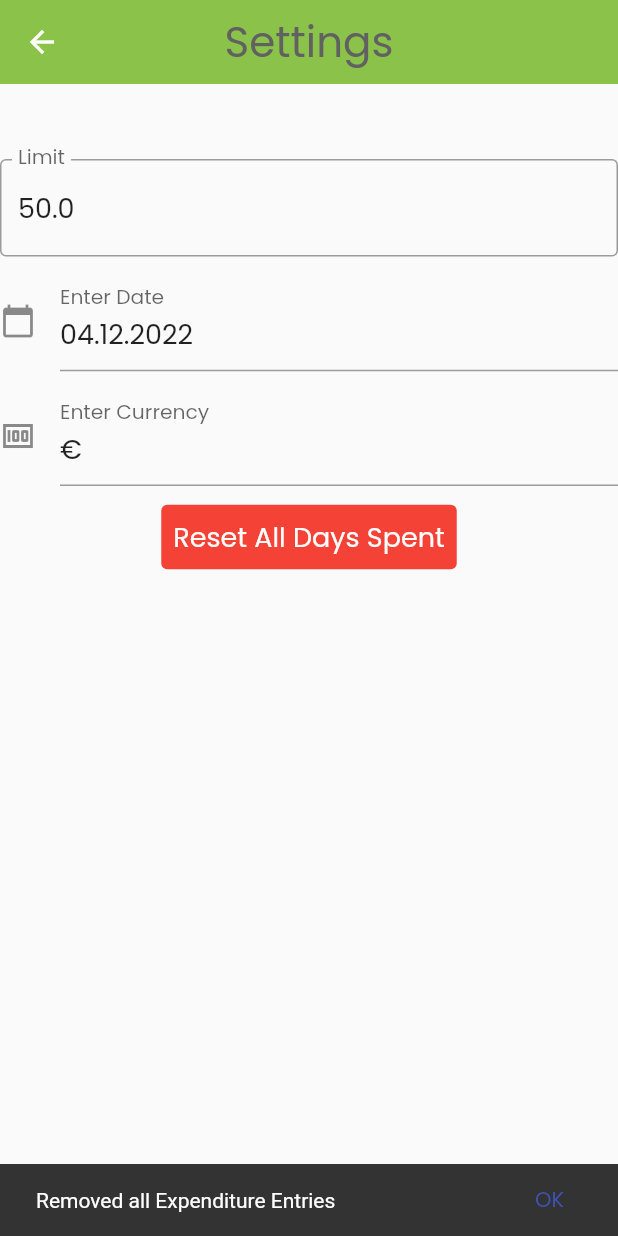
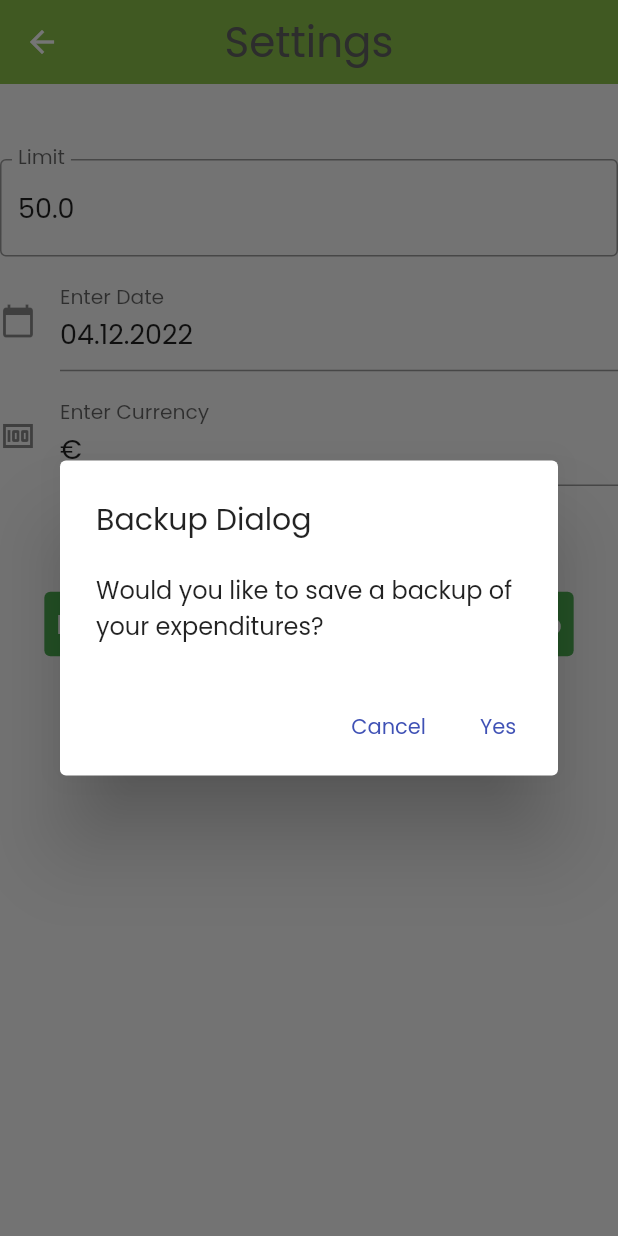
Before and after one commit to faehndrichm/moneten-master, a Flutter app: the SettingsScreen screen opened directly, after a tap on "Reset All Days Spent", on a phone screen of 412 x 824 dp. Run offline on Flutter 3.47's test engine with Material 2 defaults, Android fonts, the phone set to English and light mode, and no system bars; our stand-ins replace flutter_riverpod, heroicons, shared_preferences; missing offline and left inert: currency_picker, dart:ffi, flutter_file_dialog; accounts and stored records are empty.

Commit message:
Added Json Backup File functionality
The user can now backup the
expenditure entries as a json file and also load it again.

```diff
--- a/lib/main.dart
+++ b/lib/main.dart
@@ -22,7 +22,6 @@ class MyApp extends StatelessWidget {
         textTheme: const TextTheme(
           bodyText2: TextStyle(fontSize: 20),
         )
-
         ,
       ),
       home: const HomeScreen(title: 'Moneten Master'),
--- a/lib/providers.dart
+++ b/lib/providers.dart
@@ -1,7 +1,7 @@
 import 'package:flutter/cupertino.dart';
 import 'package:flutter_riverpod/flutter_riverpod.dart';
 import 'package:shared_preferences/shared_preferences.dart';
-import 'package:simple_budget/persistence/settings_persistence.dart';
+import 'package:simple_budget/persistence/settings_persistence_shared_pref.dart';
 import 'package:simple_budget/persistence/settings_persistence_interface.dart';
 
 import 'entities/limit.dart';
--- a/lib/screens/settings_screen.dart
+++ b/lib/screens/settings_screen.dart
@@ -1,17 +1,25 @@
+import 'dart:io';
+
 import 'package:currency_picker/currency_picker.dart';
 import 'package:flutter/cupertino.dart';
 import 'package:flutter/material.dart';
 import 'package:flutter/src/widgets/container.dart';
 import 'package:flutter/src/widgets/framework.dart';
+import 'package:flutter_file_dialog/flutter_file_dialog.dart';
 import 'package:flutter_riverpod/flutter_riverpod.dart';
 import 'package:simple_budget/helper.dart';
+import 'package:simple_budget/persistence/settings_persistence_json_file.dart';
 import 'package:simple_budget/providers.dart';
+
+import '../entities/cash.dart';
 
 class SettingsScreen extends ConsumerWidget {
   const SettingsScreen({super.key});
 
   @override
   Widget build(BuildContext context, WidgetRef ref) {
+    final settingsPersistence = SettingsPersistenceJsonFile();
+
     final limitController = TextEditingController();
     var limit = ref.watch(limitProvider);
 
@@ -22,6 +30,68 @@ class SettingsScreen extends ConsumerWidget {
 
     final currencyController = TextEditingController();
     currencyController.text = limit.currency;
+
+    void saveExpenditureToFile() async {
+      // set up the buttons
+      Widget cancelButton = TextButton(
+        child: Text("Cancel"),
+        onPressed: () {
+          Navigator.of(context).pop();
+        },
+      );
+      Widget continueButton = TextButton(
+        child: Text("Yes"),
+        onPressed: () {
+          String saveFile =
+              "/storage/emulated/0/Download/MonetenMasterBackup_${DateTime.now().microsecondsSinceEpoch}.txt";
+          settingsPersistence.saveMoneySpent(ref.read(cashProvider), saveFile);
+          Navigator.of(context).pop();
+
+          ref.read(cashProvider.notifier).resetState();
+
+          ScaffoldMessenger.of(context).showSnackBar(
+            SnackBar(
+              duration: const Duration(seconds: 20),
+              action: SnackBarAction(
+                label: 'OK',
+                onPressed: () {},
+              ),
+              content: const Text("Removed all Expenditure Entries"),
+            ),
+          );
+        },
+      );
+
+      // set up the AlertDialog
+      AlertDialog alert = AlertDialog(
+        title: Text("Backup Dialog"),
+        content: Text("Would you like to save a backup of your expenditures?"),
+        actions: [
+          cancelButton,
+          continueButton,
+        ],
+      );
+
+      showDialog(
+        context: context,
+        builder: (BuildContext context) {
+          return alert;
+        },
+      );
+    }
+
+    void loadExpenditureFromFile() async {
+      const params = OpenFileDialogParams(
+          dialogType: OpenFileDialogType.document,
+          sourceType: SourceType.photoLibrary);
+
+      final outputFile = await FlutterFileDialog.pickFile(params: params);
+
+      if (outputFile != null) {
+        Cash cash = await settingsPersistence.loadMoneySpent(outputFile);
+        ref.read(cashProvider.notifier).setState(cash);
+      }
+    }
 
     final textField = TextField(
         style: const TextStyle(fontSize: 18),
@@ -107,11 +177,17 @@ class SettingsScreen extends ConsumerWidget {
 
     final resetSpentButton = TextButton(
         style: TextButton.styleFrom(
-        foregroundColor: Colors.redAccent,
-        backgroundColor: Colors.red
-      ),
+            foregroundColor: Colors.redAccent, backgroundColor: Colors.red),
+        onPressed: () => {saveExpenditureToFile()},
+        child: const Text('Reset All Days Spent',
+            style: TextStyle(fontSize: 18, color: Colors.white)));
+
+    final loadBackupSpentButton = TextButton(
+        style: TextButton.styleFrom(
+            foregroundColor: Colors.greenAccent, backgroundColor: Colors.green),
         onPressed: () => {
-        ref.read(cashProvider.notifier).resetState(),
+              loadExpenditureFromFile(),
+              // ref.read(cashProvider.notifier).resetState(),
               ScaffoldMessenger.of(context).showSnackBar(
                 SnackBar(
                   duration: const Duration(seconds: 20),
@@ -119,11 +195,12 @@ class SettingsScreen extends ConsumerWidget {
                     label: 'OK',
                     onPressed: () {},
                   ),
-                content: const Text("Removed all Expenditure Entries"),
+                  content: const Text("Succesfully loaded Backup Entries."),
                 ),
               )
             },
-    child: const Text('Reset All Days Spent', style: TextStyle(fontSize: 18, color: Colors.white)));
+        child: const Text('Load Expenditure Entries from Backup',
+            style: TextStyle(fontSize: 18, color: Colors.white)));
 
     return Scaffold(
         appBar: AppBar(
@@ -150,7 +227,9 @@ class SettingsScreen extends ConsumerWidget {
               const SizedBox(height: 10),
               textFieldCurrency,
               const SizedBox(height: 10),
-              resetSpentButton
+              resetSpentButton,
+              const SizedBox(height: 10),
+              loadBackupSpentButton
             ]));
   }
 }
--- a/pubspec.yaml
+++ b/pubspec.yaml
@@ -34,6 +34,7 @@ dependencies:
   intl: ^0.17.0
   shared_preferences: ^2.0.15
   currency_picker: ^2.0.13
+  flutter_file_dialog: ^2.3.2
 
 
 
```
Also changed, not shown: lib/persistence/settings_persistence_json_file.dart (added, +32 -0 lines), lib/persistence/settings_persistence_shared_pref.dart (renamed from lib/persistence/settings_persistence.dart), 2 other files. Lines whose indentation alone changed are shown as unchanged.
